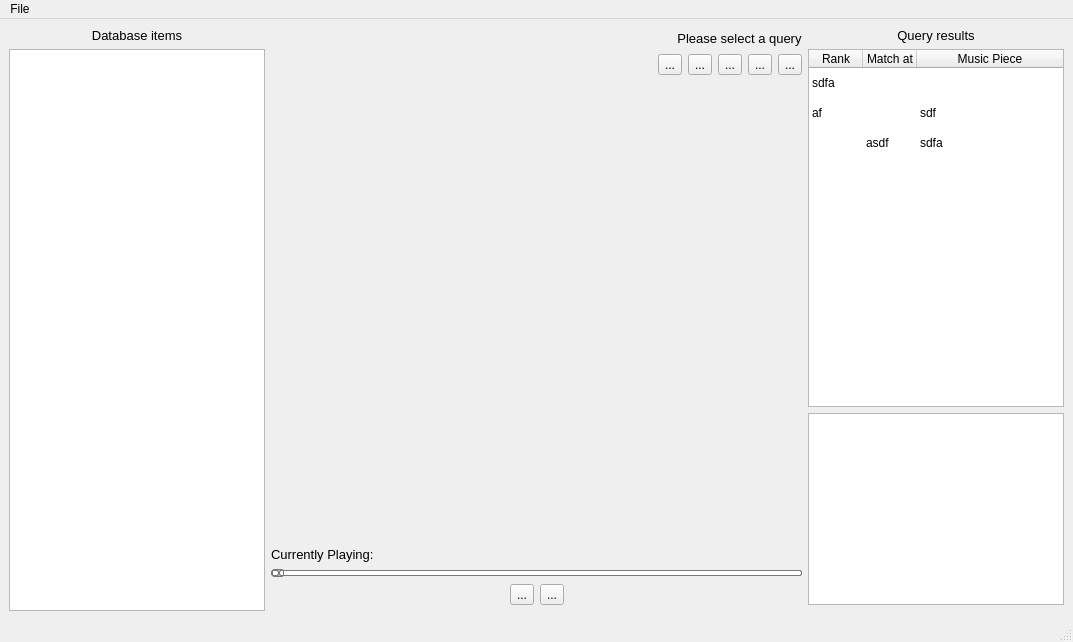
Qt form GUI.ui (Ephiriel/MusicPieceRecognition) before a commit.
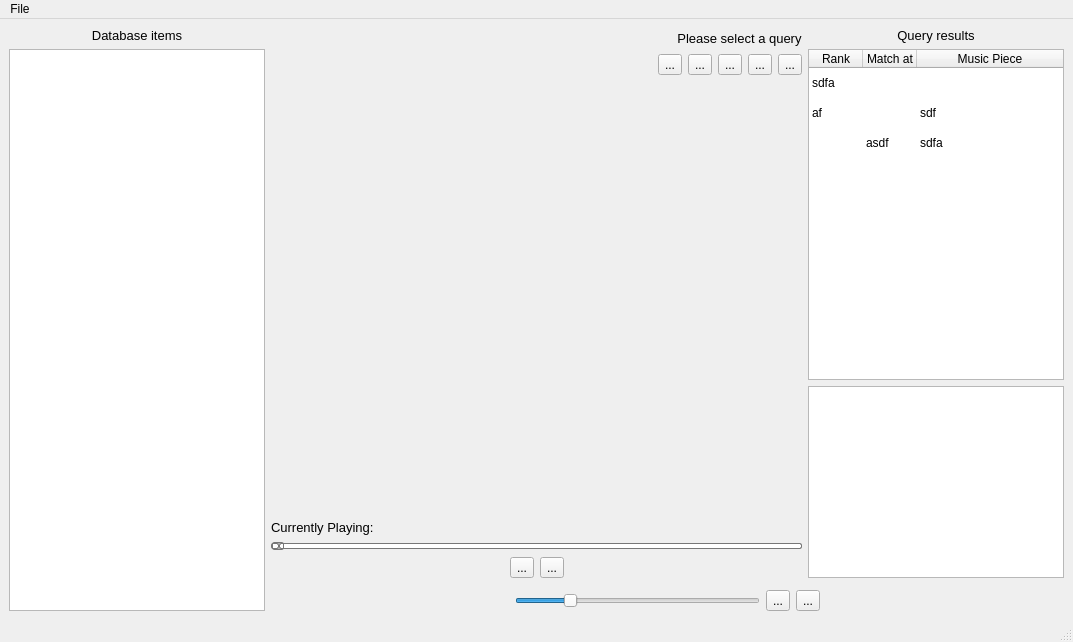
The same form after that commit. Icons and pictures are not drawn. Custom widgets are drawn as their Qt base class.

The edit to the form file:
```diff
--- a/GUI.ui
+++ b/GUI.ui
@@ -502,6 +502,80 @@
       <item alignment="Qt::AlignVCenter">
        <widget class="PianoWidget" name="midiViewer" native="true"/>
       </item>
+      <item>
+       <layout class="QHBoxLayout" name="horizontalLayout_5">
+        <item>
+         <spacer name="horizontalSpacer_6">
+          <property name="orientation">
+           <enum>Qt::Horizontal</enum>
+          </property>
+          <property name="sizeHint" stdset="0">
+           <size>
+            <width>40</width>
+            <height>20</height>
+           </size>
+          </property>
+         </spacer>
+        </item>
+        <item>
+         <widget class="QSlider" name="zoom_slider">
+          <property name="minimum">
+           <number>10</number>
+          </property>
+          <property name="maximum">
+           <number>200</number>
+          </property>
+          <property name="singleStep">
+           <number>1</number>
+          </property>
+          <property name="value">
+           <number>50</number>
+          </property>
+          <property name="orientation">
+           <enum>Qt::Horizontal</enum>
+          </property>
+          <property name="tickInterval">
+           <number>1</number>
+          </property>
+         </widget>
+        </item>
+        <item>
+         <widget class="QToolButton" name="zoom_out_button">
+          <property name="text">
+           <string>...</string>
+          </property>
+          <property name="icon">
+           <iconset>
+            <normaloff>icons/zoom-out.png</normaloff>icons/zoom-out.png</iconset>
+          </property>
+         </widget>
+        </item>
+        <item>
+         <widget class="QToolButton" name="zoom_in_button">
+          <property name="text">
+           <string>...</string>
+          </property>
+          <property name="icon">
+           <iconset>
+            <normaloff>icons/zoom-in.png</normaloff>icons/zoom-in.png</iconset>
+          </property>
+         </widget>
+        </item>
+        <item>
+         <spacer name="horizontalSpacer_5">
+          <property name="orientation">
+           <enum>Qt::Horizontal</enum>
+          </property>
+          <property name="sizeHint" stdset="0">
+           <size>
+            <width>40</width>
+            <height>20</height>
+           </size>
+          </property>
+         </spacer>
+        </item>
+       </layout>
+      </item>
      </layout>
     </item>
    </layout>
```
